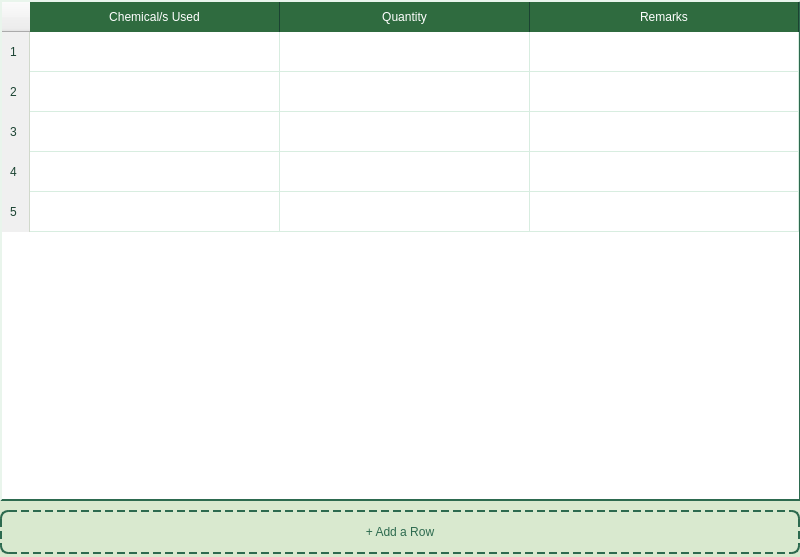
Eorico/RionnPest_Frontend, file qt/Actual_Chemicals.ui: the form before one commit.
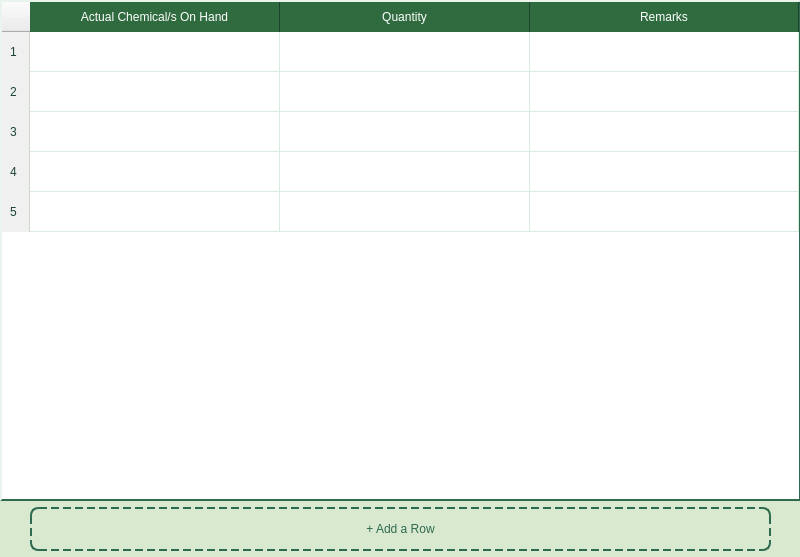
The form after the commit.

```diff
--- a/qt/Actual_Chemicals.ui
+++ b/qt/Actual_Chemicals.ui
@@ -129,7 +129,7 @@
     </row>
     <column>
      <property name="text">
-      <string>Chemical/s Used</string>
+      <string>Actual Chemical/s On Hand</string>
      </property>
     </column>
     <column>
@@ -186,9 +186,9 @@
    <widget class="QPushButton" name="addRowBtn_chem">
     <property name="geometry">
      <rect>
-      <x>0</x>
-      <y>510</y>
-      <width>800</width>
+      <x>30</x>
+      <y>507</y>
+      <width>741</width>
       <height>44</height>
      </rect>
     </property>
```
Left out of the diff: 2 changed lines with no effect on the pictures.
